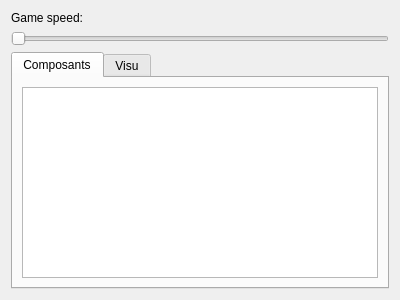
syhw/BroodwarBotQ, file src/AI-Monitor/menuwidget.ui: the form before one commit.
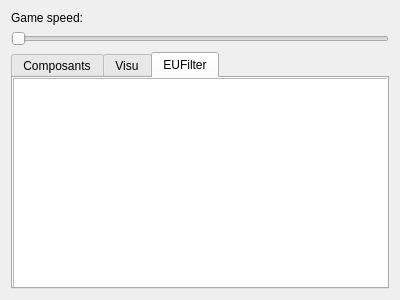
The form after the commit.

Commit message: updated ui for EUnitsFilter debug (v0.1)

Patch:
```diff
--- a/src/AI-Monitor/menuwidget.ui
+++ b/src/AI-Monitor/menuwidget.ui
@@ -31,7 +31,7 @@
    <item>
     <widget class="QTabWidget" name="tabWidget">
      <property name="currentIndex">
-      <number>0</number>
+      <number>2</number>
      </property>
      <widget class="QWidget" name="tab">
       <attribute name="title">
@@ -48,6 +48,27 @@
        <string>Visu</string>
       </attribute>
      </widget>
+     <widget class="QWidget" name="tab_EUFilter">
+      <attribute name="title">
+       <string>EUFilter</string>
+      </attribute>
+      <widget class="QTableView" name="EVUnits">
+       <property name="geometry">
+        <rect>
+         <x>0</x>
+         <y>0</y>
+         <width>381</width>
+         <height>211</height>
+        </rect>
+       </property>
+       <property name="maximumSize">
+        <size>
+         <width>381</width>
+         <height>16777215</height>
+        </size>
+       </property>
+      </widget>
+     </widget>
     </widget>
    </item>
   </layout>
```
The commit also changes 1 other file.
